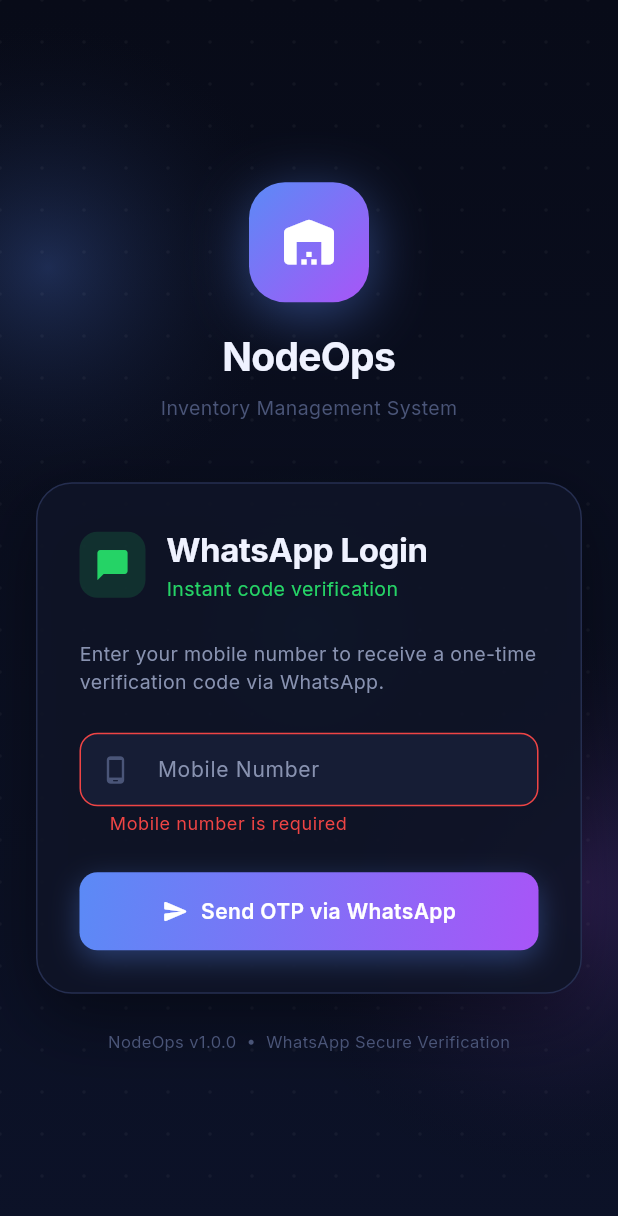
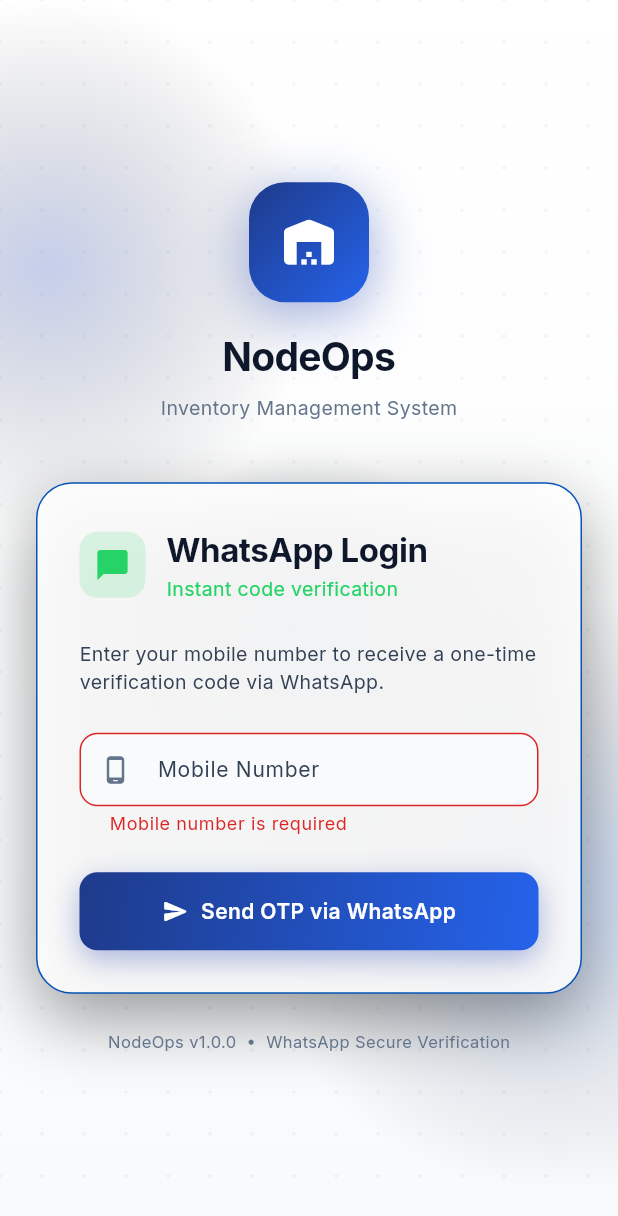
Before and after one commit to lounghminghsakal1/node-inventory-management-mobile-app, a Flutter app: the screen it shows after launch, after a tap on "Send OTP via WhatsApp", on a phone screen of 412 x 824 dp. Shown: the top 1216 px of the screen. Run offline on Flutter 3.47's test engine with Material 3 defaults, Android fonts, the phone set to English and light mode, and no system bars; our stand-ins replace dio, flutter_dotenv, flutter_riverpod, flutter_secure_storage, go_router, google_fonts.

Commit message:
Change: App theme and colors changed

```diff
--- a/lib/app/app.dart
+++ b/lib/app/app.dart
@@ -13,7 +13,7 @@
     return MaterialApp.router(
       title: 'NodeOps',
       debugShowCheckedModeBanner: false,
-      theme: AppTheme.dark,
+      theme: AppTheme.light,
       routerConfig: router,
     );
   }
--- a/lib/app/theme/app_colors.dart
+++ b/lib/app/theme/app_colors.dart
@@ -3,78 +3,79 @@
 class AppColors {
   AppColors._();
 
-  // ── Backgrounds ────────────────────────────────────────────────────────────
-  static const Color background = Color(0xFF080B18);
-  static const Color surface = Color(0xFF0F1427);
-  static const Color card = Color(0xFF161D35);
-  static const Color cardElevated = Color(0xFF1C2540);
-  static const Color cardBorder = Color(0xFF252E50);
+  // ── Backgrounds (White backgrounds & soft cool white) ──────────────────────
+  static const Color background = Color(0xFFFFFFFF);
+  static const Color surface = Color(0xFFFFFFFF);
+  static const Color card = Color(0xFFF8FAFC);
+  static const Color cardElevated = Color(0xFFF1F5F9);
+  static const Color cardBorder = Color.fromARGB(255, 5, 85, 183); // Medium blue for outlines and borders
 
-  // ── Brand Primary ──────────────────────────────────────────────────────────
-  static const Color primary = Color(0xFF5B8AF6);
-  static const Color primaryDark = Color(0xFF3B6ADE);
-  static const Color primaryLight = Color(0xFF8AABFF);
+//  Color(0xFF60A5FA);
+  // ── Brand Primary (Dark blue for important text & focus texts) ─────────────
+  static const Color primary = Color(0xFF1E40AF);
+  static const Color primaryDark = Color(0xFF1E3A8A);
+  static const Color primaryLight = Color(0xFF3B82F6);
 
-  // ── Accent ─────────────────────────────────────────────────────────────────
-  static const Color secondary = Color(0xFF00D4FF);
-  static const Color accent = Color(0xFFA855F7);
+  // ── Accent (Medium blue for animations & accents) ──────────────────────────
+  static const Color secondary = Color(0xFF3B82F6);
+  static const Color accent = Color(0xFF4F46E5);
   static const Color accentGreen = Color(0xFF10B981);
 
   // ── Semantic ───────────────────────────────────────────────────────────────
-  static const Color success = Color(0xFF22C55E);
-  static const Color warning = Color(0xFFF59E0B);
-  static const Color error = Color(0xFFEF4444);
+  static const Color success = Color(0xFF16A34A);
+  static const Color warning = Color(0xFFD97706);
+  static const Color error = Color(0xFFDC2626);
   static const Color info = Color(0xFF3B82F6);
 
-  // ── Text ───────────────────────────────────────────────────────────────────
-  static const Color textPrimary = Color(0xFFEFF2FF);
-  static const Color textSecondary = Color(0xFF8892B0);
-  static const Color textMuted = Color(0xFF4A5578);
-  static const Color textDisabled = Color(0xFF2A3055);
+  // ── Text (Black or gray shades for text and other details) ─────────────────
+  static const Color textPrimary = Color(0xFF0F172A);
+  static const Color textSecondary = Color(0xFF334155);
+  static const Color textMuted = Color(0xFF64748B);
+  static const Color textDisabled = Color(0xFF94A3B8);
 
   // ── Shipment Status ────────────────────────────────────────────────────────
   static const Color statusCreated = Color(0xFF64748B);
-  static const Color statusAllocated = Color(0xFF3B82F6);
-  static const Color statusPacked = Color(0xFF00D4FF);
-  static const Color statusInvoiced = Color(0xFFA855F7);
-  static const Color statusDispatched = Color(0xFFF59E0B);
-  static const Color statusDelivered = Color(0xFF22C55E);
-  static const Color statusReturnInitiated = Color(0xFFEF4444);
-  static const Color statusReturnCompleted = Color(0xFF6366F1);
+  static const Color statusAllocated = Color(0xFF2563EB);
+  static const Color statusPacked = Color(0xFF0284C7);
+  static const Color statusInvoiced = Color(0xFF7C3AED);
+  static const Color statusDispatched = Color(0xFFD97706);
+  static const Color statusDelivered = Color(0xFF16A34A);
+  static const Color statusReturnInitiated = Color(0xFFDC2626);
+  static const Color statusReturnCompleted = Color(0xFF4F46E5);
 
   // ── Gradients ──────────────────────────────────────────────────────────────
   static const LinearGradient primaryGradient = LinearGradient(
-    colors: [Color(0xFF5B8AF6), Color(0xFFA855F7)],
+    colors: [Color(0xFF1E3A8A), Color(0xFF2563EB)],
     begin: Alignment.topLeft,
     end: Alignment.bottomRight,
   );
 
   static const LinearGradient backgroundGradient = LinearGradient(
-    colors: [Color(0xFF080B18), Color(0xFF0D1226)],
+    colors: [Color(0xFFFFFFFF), Color(0xFFF8FAFC)],
     begin: Alignment.topCenter,
     end: Alignment.bottomCenter,
   );
 
   static const LinearGradient cyanGradient = LinearGradient(
-    colors: [Color(0xFF00D4FF), Color(0xFF5B8AF6)],
+    colors: [Color(0xFF2563EB), Color(0xFF60A5FA)],
     begin: Alignment.topLeft,
     end: Alignment.bottomRight,
   );
 
   static const LinearGradient greenGradient = LinearGradient(
-    colors: [Color(0xFF10B981), Color(0xFF22C55E)],
+    colors: [Color(0xFF059669), Color(0xFF16A34A)],
     begin: Alignment.topLeft,
     end: Alignment.bottomRight,
   );
 
   static const LinearGradient warningGradient = LinearGradient(
-    colors: [Color(0xFFF59E0B), Color(0xFFEF4444)],
+    colors: [Color(0xFFD97706), Color(0xFFEF4444)],
     begin: Alignment.topLeft,
     end: Alignment.bottomRight,
   );
 
   static const LinearGradient cardGradient = LinearGradient(
-    colors: [Color(0xFF1C2540), Color(0xFF131929)],
+    colors: [Color(0xFFFFFFFF), Color(0xFFF1F5F9)],
     begin: Alignment.topLeft,
     end: Alignment.bottomRight,
   );
--- a/lib/app/theme/app_theme.dart
+++ b/lib/app/theme/app_theme.dart
@@ -6,23 +6,25 @@
 class AppTheme {
   AppTheme._();
 
-  static ThemeData get dark {
+  static ThemeData get dark => light;
+
+  static ThemeData get light {
     return ThemeData(
       useMaterial3: true,
-      brightness: Brightness.dark,
+      brightness: Brightness.light,
       scaffoldBackgroundColor: AppColors.background,
-      colorScheme: const ColorScheme.dark(
+      colorScheme: const ColorScheme.light(
         primary: AppColors.primary,
         secondary: AppColors.secondary,
         surface: AppColors.surface,
         error: AppColors.error,
         onPrimary: Colors.white,
-        onSecondary: Colors.black,
+        onSecondary: Colors.white,
         onSurface: AppColors.textPrimary,
         onError: Colors.white,
         outline: AppColors.cardBorder,
       ),
-      textTheme: GoogleFonts.interTextTheme(ThemeData.dark().textTheme).copyWith(
+      textTheme: GoogleFonts.interTextTheme(ThemeData.light().textTheme).copyWith(
         displayLarge: GoogleFonts.inter(color: AppColors.textPrimary),
         bodyMedium: GoogleFonts.inter(color: AppColors.textPrimary),
       ),
@@ -33,8 +35,9 @@
         centerTitle: false,
         systemOverlayStyle: const SystemUiOverlayStyle(
           statusBarColor: Colors.transparent,
-          statusBarIconBrightness: Brightness.light,
+          statusBarIconBrightness: Brightness.dark,
           systemNavigationBarColor: AppColors.surface,
+          systemNavigationBarIconBrightness: Brightness.dark,
         ),
         iconTheme: const IconThemeData(color: AppColors.textPrimary),
         titleTextStyle: GoogleFonts.inter(
@@ -101,7 +104,7 @@
       ),
       chipTheme: ChipThemeData(
         backgroundColor: AppColors.card,
-        selectedColor: AppColors.primary.withValues(alpha: 0.2),
+        selectedColor: AppColors.primary.withValues(alpha: 0.15),
         side: const BorderSide(color: AppColors.cardBorder),
         labelStyle: GoogleFonts.inter(color: AppColors.textPrimary, fontSize: 12),
         shape: RoundedRectangleBorder(borderRadius: BorderRadius.circular(8)),
@@ -109,15 +112,15 @@
       ),
       dialogTheme: DialogThemeData(
         backgroundColor: AppColors.surface,
-        elevation: 24,
+        elevation: 12,
         shape: RoundedRectangleBorder(
           borderRadius: BorderRadius.circular(20),
           side: const BorderSide(color: AppColors.cardBorder),
         ),
       ),
       snackBarTheme: SnackBarThemeData(
-        backgroundColor: AppColors.cardElevated,
-        contentTextStyle: GoogleFonts.inter(color: AppColors.textPrimary, fontSize: 14),
+        backgroundColor: const Color(0xFF1E293B),
+        contentTextStyle: GoogleFonts.inter(color: Colors.white, fontSize: 14),
         shape: RoundedRectangleBorder(borderRadius: BorderRadius.circular(12)),
         behavior: SnackBarBehavior.floating,
       ),
@@ -134,7 +137,7 @@
       outlinedButtonTheme: OutlinedButtonThemeData(
         style: OutlinedButton.styleFrom(
           foregroundColor: AppColors.primary,
-          side: const BorderSide(color: AppColors.primary),
+          side: const BorderSide(color: AppColors.cardBorder),
           shape: RoundedRectangleBorder(borderRadius: BorderRadius.circular(12)),
           textStyle: GoogleFonts.inter(fontSize: 14, fontWeight: FontWeight.w600),
           padding: const EdgeInsets.symmetric(horizontal: 20, vertical: 14),
--- a/lib/features/auth/presentation/screens/login_screen.dart
+++ b/lib/features/auth/presentation/screens/login_screen.dart
@@ -431,8 +431,8 @@
   void paint(Canvas canvas, Size size) {
     // Base gradient
     final bgPaint = Paint()
-      ..shader = const LinearGradient(
-        colors: [Color(0xFF080B18), Color(0xFF0C1228)],
+      ..shader = LinearGradient(
+        colors: AppColors.backgroundGradient.colors,
         begin: Alignment.topCenter,
         end: Alignment.bottomCenter,
       ).createShader(Rect.fromLTWH(0, 0, size.width, size.height));
@@ -445,7 +445,7 @@
       cx: size.width * 0.15 + 40 * math.sin(progress * math.pi * 2),
       cy: size.height * 0.2 + 20 * math.cos(progress * math.pi * 2),
       radius: 180,
-      color: const Color(0xFF5B8AF6),
+      color: AppColors.primary.withValues(alpha: 0.12),
     );
 
     _drawOrb(
@@ -454,7 +454,7 @@
       cx: size.width * 0.85 + 30 * math.cos(progress * math.pi * 2),
       cy: size.height * 0.75 + 30 * math.sin(progress * math.pi * 2),
       radius: 200,
-      color: const Color(0xFFA855F7),
+      color: AppColors.secondary.withValues(alpha: 0.12),
     );
 
     _drawOrb(
@@ -463,12 +463,12 @@
       cx: size.width * 0.5,
       cy: size.height * 0.5 + 20 * math.sin(progress * math.pi),
       radius: 120,
-      color: const Color(0xFF00D4FF),
+      color: AppColors.primaryLight.withValues(alpha: 0.12),
     );
 
     // Dot grid pattern
     final dotPaint = Paint()
-      ..color = Colors.white.withValues(alpha: 0.04)
+      ..color = AppColors.textMuted.withValues(alpha: 0.08)
       ..style = PaintingStyle.fill;
     const spacing = 28.0;
     for (double x = 0; x < size.width; x += spacing) {
--- a/lib/features/home/presentation/screens/home_screen.dart
+++ b/lib/features/home/presentation/screens/home_screen.dart
@@ -112,7 +112,7 @@
                     QuickActionTile(
                       label: 'GRN',
                       icon: Icons.inventory_2_rounded,
-                      color: const Color(0xFF00D4FF),
+                      color: AppColors.secondary,
                       onTap: () => context.go('/grn'),
                     ),
                     QuickActionTile(
--- a/lib/features/node_selection/presentation/screens/node_selection_screen.dart
+++ b/lib/features/node_selection/presentation/screens/node_selection_screen.dart
@@ -420,8 +420,8 @@
   @override
   void paint(Canvas canvas, Size size) {
     final bg = Paint()
-      ..shader = const LinearGradient(
-        colors: [Color(0xFF080B18), Color(0xFF0C1228)],
+      ..shader = LinearGradient(
+        colors: AppColors.backgroundGradient.colors,
         begin: Alignment.topCenter,
         end: Alignment.bottomCenter,
       ).createShader(Rect.fromLTWH(0, 0, size.width, size.height));
@@ -431,15 +431,15 @@
         cx: size.width * 0.8 + 30 * math.cos(t * math.pi * 2),
         cy: size.height * 0.15 + 20 * math.sin(t * math.pi * 2),
         r: 200,
-        color: const Color(0xFF5B8AF6));
+        color: AppColors.primary.withValues(alpha: 0.12));
     _orb(canvas,
         cx: size.width * 0.2 + 20 * math.sin(t * math.pi * 2),
         cy: size.height * 0.85 + 20 * math.cos(t * math.pi * 2),
         r: 180,
-        color: const Color(0xFFA855F7));
+        color: AppColors.secondary.withValues(alpha: 0.12));
 
     final dots = Paint()
-      ..color = Colors.white.withValues(alpha: 0.03)
+      ..color = AppColors.textMuted.withValues(alpha: 0.08)
       ..style = PaintingStyle.fill;
     const sp = 28.0;
     for (double x = 0; x < size.width; x += sp) {
--- a/lib/features/shipment/presentation/screens/dispatch_screen.dart
+++ b/lib/features/shipment/presentation/screens/dispatch_screen.dart
@@ -62,13 +62,9 @@
             Container(
               width: double.infinity,
               padding: const EdgeInsets.all(28),
-              decoration: const BoxDecoration(
-                gradient: LinearGradient(
-                  colors: [Color(0xFF0F1427), Color(0xFF1A2040)],
-                  begin: Alignment.topCenter,
-                  end: Alignment.bottomCenter,
-                ),
-                border: Border(
+              decoration: BoxDecoration(
+                gradient: AppColors.cardGradient,
+                border: const Border(
                     bottom: BorderSide(color: AppColors.cardBorder)),
               ),
               child: Column(
```
